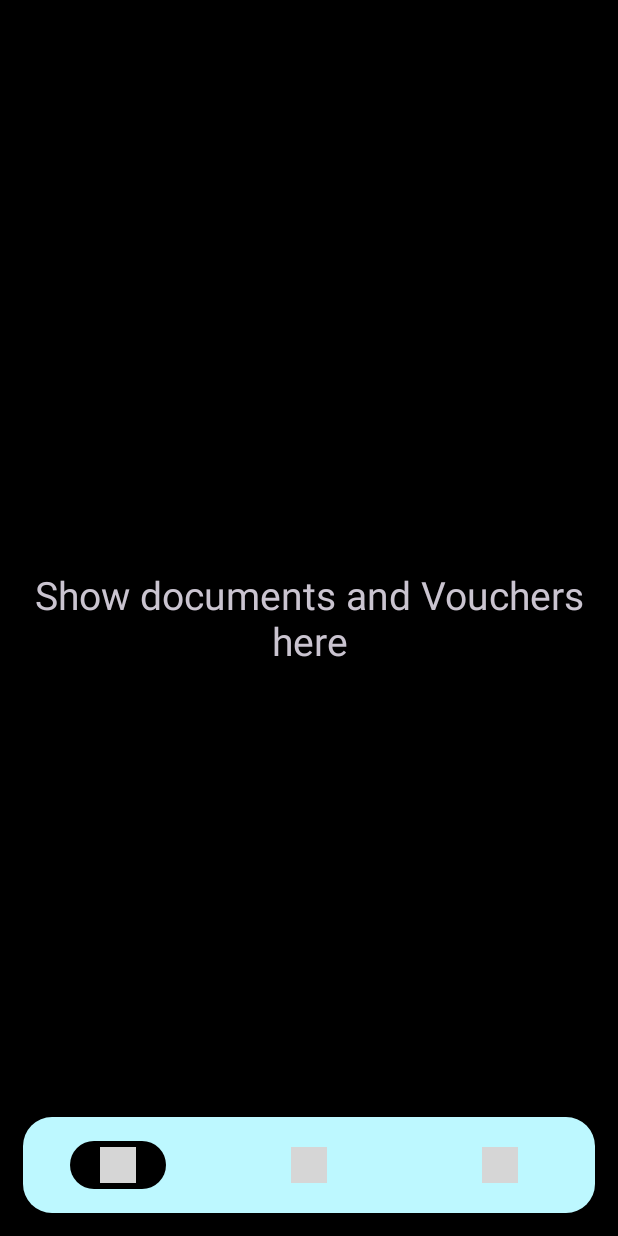
After one commit to mssandeepkamath/women-in-cloud-rvce-android, an Android app: the fragment StorageFragment placed in its activity, on a phone screen of 412 x 824 dp. The commit adds this screen. Run offline under Robolectric (Android 15) with nearby library versions, the phone set to English and light mode, and no system bars; our stand-ins replace sdp/ssp sizes; Roboto replaces fonts that are not available here; grey boxes are pictures that could not be loaded.

Commit message:
Added fragments

```diff
--- a/app/src/main/java/com/example/tripfactory_concierge_android/activity/MainActivity.kt
+++ b/app/src/main/java/com/example/tripfactory_concierge_android/activity/MainActivity.kt
@@ -1,18 +1,43 @@
 package com.example.tripfactory_concierge_android.activity
 
+import android.os.Bundle
 import androidx.appcompat.app.AppCompatActivity
-import android.os.Bundle
+import androidx.fragment.app.Fragment
+import androidx.fragment.app.FragmentTransaction
 import com.example.tripfactory_concierge_android.R
 import com.example.tripfactory_concierge_android.databinding.ActivityMainBinding
 import com.example.tripfactory_concierge_android.fragment.HomeFragment
+import com.example.tripfactory_concierge_android.fragment.StorageFragment
+import com.example.tripfactory_concierge_android.fragment.SupportChatFragment
 
 class MainActivity : AppCompatActivity() {
-    lateinit var binding:ActivityMainBinding
+    lateinit var bindingMainActivity: ActivityMainBinding
     override fun onCreate(savedInstanceState: Bundle?) {
         super.onCreate(savedInstanceState)
-        binding=ActivityMainBinding.inflate(layoutInflater)
-        setContentView(binding.root)
-        supportFragmentManager.beginTransaction().replace(R.id.lytFrame,HomeFragment()).commit()
+        bindingMainActivity = ActivityMainBinding.inflate(layoutInflater)
+        setContentView(bindingMainActivity.root)
+        //Load home fragment on activity create
+        supportFragmentManager.beginTransaction().replace(bindingMainActivity.lytFrame.id,
+            HomeFragment(),
+            "homeFragment").addToBackStack(null).commit()
+        bindingMainActivity.vwBottomNavigation.setOnItemSelectedListener {
+            when (it.itemId) {
+                R.id.home -> {
+                    supportFragmentManager.beginTransaction().replace(bindingMainActivity.lytFrame.id,
+                        HomeFragment()).addToBackStack(null).commit()
+                }
+                R.id.chat -> {
+                    supportFragmentManager.beginTransaction().replace(bindingMainActivity.lytFrame.id,
+                        SupportChatFragment()).addToBackStack(null).commit()
+                }
+                R.id.storage -> {
+                    supportFragmentManager.beginTransaction().replace(bindingMainActivity.lytFrame.id,
+                        StorageFragment()).addToBackStack(null).commit()
+                }
+            }
+            return@setOnItemSelectedListener true
+        }
+    }
 
-    }
+
 }
--- a/app/src/main/java/com/example/tripfactory_concierge_android/fragment/HomeFragment.kt
+++ b/app/src/main/java/com/example/tripfactory_concierge_android/fragment/HomeFragment.kt
@@ -26,7 +26,7 @@ class HomeFragment : Fragment() {
         //viewBinding fragment_home
         bindingHomeFragment = FragmentHomeBinding.inflate(inflater, container, false)
         //viewBinding activity_main
-        bindingMainActivity=(activity as MainActivity).binding
+        bindingMainActivity=(activity as MainActivity).bindingMainActivity
         //Open drawer on hamburgerIcon click
         bindingHomeFragment.ivHamburger.setOnClickListener {
             bindingMainActivity.lytDrawer.openDrawer(GravityCompat.START)
--- /dev/null
+++ b/app/src/main/java/com/example/tripfactory_concierge_android/fragment/StorageFragment.kt
@@ -0,0 +1,20 @@
+package com.example.tripfactory_concierge_android.fragment
+
+import android.os.Bundle
+import androidx.fragment.app.Fragment
+import android.view.LayoutInflater
+import android.view.View
+import android.view.ViewGroup
+import com.example.tripfactory_concierge_android.R
+
+
+class StorageFragment : Fragment() {
+
+    override fun onCreateView(
+        inflater: LayoutInflater, container: ViewGroup?,
+        savedInstanceState: Bundle?,
+    ): View? {
+        return inflater.inflate(R.layout.fragment_storage, container, false)
+    }
+
+}
--- /dev/null
+++ b/app/src/main/res/layout/fragment_storage.xml
@@ -0,0 +1,16 @@
+<?xml version="1.0" encoding="utf-8"?>
+<FrameLayout xmlns:android="http://schemas.android.com/apk/res/android"
+    xmlns:tools="http://schemas.android.com/tools"
+    android:layout_width="match_parent"
+    android:layout_height="match_parent"
+    tools:context=".fragment.StorageFragment">
+
+    <!-- TODO: Update blank fragment layout -->
+    <TextView
+        android:layout_width="match_parent"
+        android:layout_height="match_parent"
+        android:text="Show documents and Vouchers here"
+        android:textSize="@dimen/_20sdp"
+       android:gravity="center"/>
+
+</FrameLayout>
--- a/app/src/main/res/menu/bottom_navigation_menu.xml
+++ b/app/src/main/res/menu/bottom_navigation_menu.xml
@@ -10,11 +10,11 @@
             android:icon="@drawable/ic_home"
             android:title="@string/home" />
         <item
-            android:id="@+id/bottom_notes"
+            android:id="@+id/chat"
             android:icon="@drawable/ic_chat"
             android:title="@string/support" />
         <item
-            android:id="@+id/bottom_discuss"
+            android:id="@+id/storage"
             android:icon="@drawable/ic_storage"
             android:title="@string/storage" />
     </group>
```
Also changed, not shown: app/src/main/java/com/example/tripfactory_concierge_android/fragment/SupportChatFragment.kt (added, +20 -0 lines), app/src/main/res/layout/fragment_support_chat.xml (added, +15 -0 lines).
